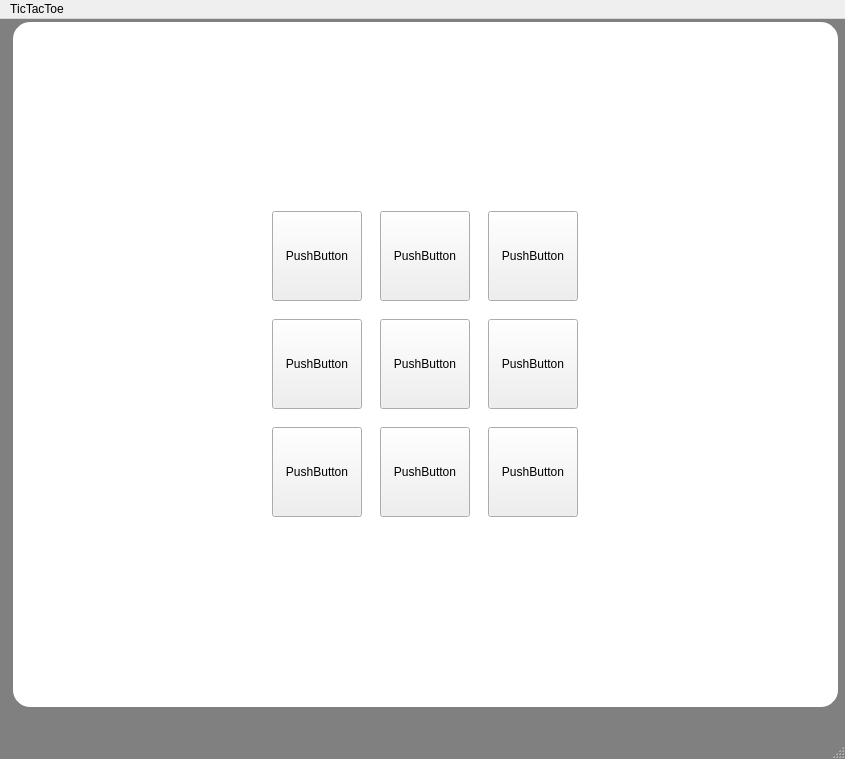
Above: TicTacToe.ui from anthonycrocco/TicTacToeFinal before the change. Below: the same form after it.
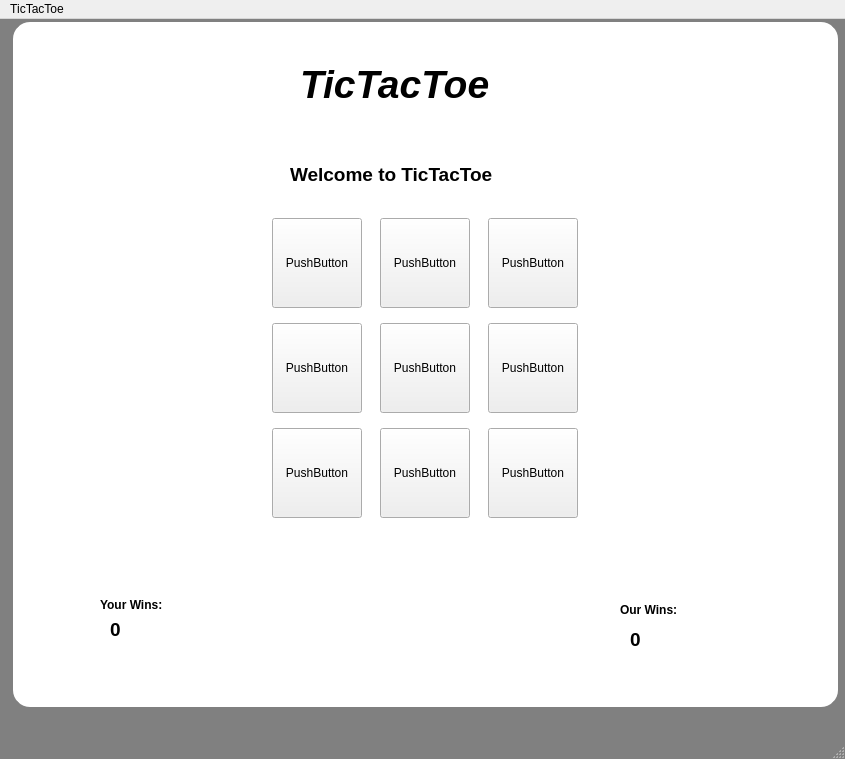
That is the form after the change. Icons and pictures are not drawn.

Commit message: No coding today, Worked on PYQT UI. still need to finish coding and connect everything to the UI

Diff of the .ui file:
```diff
--- a/TicTacToe.ui
+++ b/TicTacToe.ui
@@ -64,13 +64,13 @@
     <property name="frameShadow">
      <enum>QFrame::Raised</enum>
     </property>
-    <widget class="QWidget" name="">
+    <widget class="QWidget" name="layoutWidget">
      <property name="geometry">
       <rect>
        <x>250</x>
-       <y>180</y>
+       <y>190</y>
        <width>331</width>
-       <height>331</height>
+       <height>321</height>
       </rect>
      </property>
      <layout class="QGridLayout" name="gridLayout">
@@ -301,6 +301,129 @@
       </item>
      </layout>
     </widget>
+    <widget class="QLabel" name="label">
+     <property name="geometry">
+      <rect>
+       <x>290</x>
+       <y>30</y>
+       <width>251</width>
+       <height>71</height>
+      </rect>
+     </property>
+     <property name="font">
+      <font>
+       <pointsize>29</pointsize>
+       <weight>75</weight>
+       <italic>true</italic>
+       <bold>true</bold>
+      </font>
+     </property>
+     <property name="text">
+      <string>TicTacToe</string>
+     </property>
+    </widget>
+    <widget class="QLabel" name="winMessage">
+     <property name="geometry">
+      <rect>
+       <x>280</x>
+       <y>130</y>
+       <width>261</width>
+       <height>51</height>
+      </rect>
+     </property>
+     <property name="font">
+      <font>
+       <pointsize>14</pointsize>
+       <weight>75</weight>
+       <bold>true</bold>
+      </font>
+     </property>
+     <property name="text">
+      <string>Welcome to TicTacToe</string>
+     </property>
+    </widget>
+    <widget class="QLabel" name="label_3">
+     <property name="geometry">
+      <rect>
+       <x>90</x>
+       <y>570</y>
+       <width>81</width>
+       <height>31</height>
+      </rect>
+     </property>
+     <property name="font">
+      <font>
+       <pointsize>9</pointsize>
+       <weight>75</weight>
+       <bold>true</bold>
+      </font>
+     </property>
+     <property name="text">
+      <string>Your Wins:</string>
+     </property>
+    </widget>
+    <widget class="QLabel" name="label_4">
+     <property name="geometry">
+      <rect>
+       <x>610</x>
+       <y>580</y>
+       <width>81</width>
+       <height>21</height>
+      </rect>
+     </property>
+     <property name="font">
+      <font>
+       <pointsize>9</pointsize>
+       <weight>75</weight>
+       <bold>true</bold>
+      </font>
+     </property>
+     <property name="text">
+      <string>Our Wins:</string>
+     </property>
+    </widget>
+    <widget class="QLabel" name="label_5">
+     <property name="geometry">
+      <rect>
+       <x>100</x>
+       <y>590</y>
+       <width>51</width>
+       <height>41</height>
+      </rect>
+     </property>
+     <property name="font">
+      <font>
+       <pointsize>14</pointsize>
+       <weight>75</weight>
+       <italic>false</italic>
+       <bold>true</bold>
+      </font>
+     </property>
+     <property name="text">
+      <string>0</string>
+     </property>
+    </widget>
+    <widget class="QLabel" name="label_6">
+     <property name="geometry">
+      <rect>
+       <x>620</x>
+       <y>600</y>
+       <width>51</width>
+       <height>41</height>
+      </rect>
+     </property>
+     <property name="font">
+      <font>
+       <pointsize>14</pointsize>
+       <weight>75</weight>
+       <italic>false</italic>
+       <bold>true</bold>
+      </font>
+     </property>
+     <property name="text">
+      <string>0</string>
+     </property>
+    </widget>
    </widget>
   </widget>
   <widget class="QMenuBar" name="menubar">
```
Left out of the diff: 22 changed lines with no effect on the pictures. The commit also changes 1 other file.
